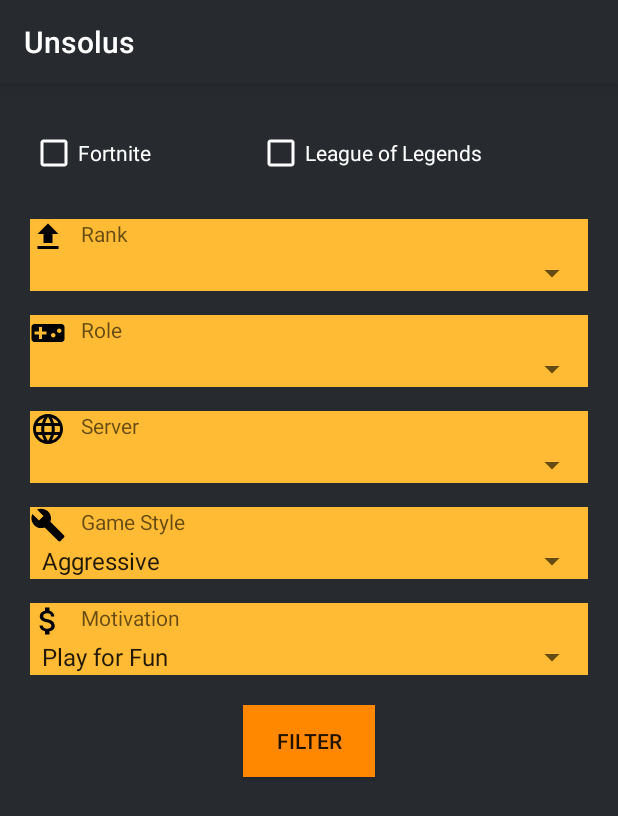
After one commit to RFTteam/UnsolusAndroid, an Android app: the FiltersActivity screen opened directly, with no data from a screen before it, on a phone screen of 412 x 824 dp. The commit adds this screen. Shown: the top 816 px of the screen. Run offline under Robolectric (Android 15) with nearby library versions, the phone set to English and light mode, and no system bars; our stand-ins replace ButterKnife.

Commit message:
create filter activity

```diff
--- a/app/src/main/AndroidManifest.xml
+++ b/app/src/main/AndroidManifest.xml
@@ -36,7 +36,8 @@
             android:theme="@style/AppTheme.NoActionBar" />
         <activity android:name=".AccountSettingsActivity" />
         <activity android:name=".Forgot_password_activity" />
-        <activity android:name=".PlayerProfileActivity"></activity>
+        <activity android:name=".PlayerProfileActivity" />
+        <activity android:name=".FiltersActivity"></activity>
     </application>
 
 </manifest>
--- /dev/null
+++ b/app/src/main/java/rft/unideb/unsolus/FiltersActivity.java
@@ -0,0 +1,112 @@
+package rft.unideb.unsolus;
+
+import android.content.Intent;
+import android.support.v7.app.AppCompatActivity;
+import android.os.Bundle;
+import android.view.View;
+import android.widget.ArrayAdapter;
+import android.widget.CheckBox;
+import android.widget.RadioButton;
+import android.widget.Spinner;
+
+import java.util.ArrayList;
+import java.util.List;
+
+import butterknife.BindView;
+import butterknife.ButterKnife;
+import butterknife.OnClick;
+import rft.unideb.unsolus.fragments.PlayersFragment;
+
+public class FiltersActivity extends AppCompatActivity{
+
+    @BindView(R.id.isFortnite)
+    CheckBox isFortnite;
+    @BindView(R.id.isLol)
+    CheckBox isLOL;
+    @BindView(R.id.filter_rank_spinner)
+    Spinner filterRank;
+    @BindView(R.id.filter_role_spinner)
+    Spinner filterRole;
+    @BindView(R.id.filter_server_spinner)
+    Spinner filterServer;
+    @BindView(R.id.filter_style_spinner)
+    Spinner filterStyle;
+    @BindView(R.id.filter_motivation_spinner)
+    Spinner filterMotivation;
+
+    @Override
+    protected void onCreate(Bundle savedInstanceState) {
+        super.onCreate(savedInstanceState);
+        setContentView(R.layout.activity_filters);
+
+        ButterKnife.bind(this);
+
+        isFortnite.setOnClickListener(new View.OnClickListener() {
+            @Override
+            public void onClick(View v) {
+                fillUpEmptySpinners();
+            }
+        });
+        isLOL.setOnClickListener(new View.OnClickListener() {
+            @Override
+            public void onClick(View v) {
+                fillUpEmptySpinners();
+            }
+        });
+    }
+
+    void fillUpEmptySpinners(){
+        List<String> regionSpinner = new ArrayList<String>();
+        List<String> roleSpinner = new ArrayList<String>();
+        List<String> rankSpinner = new ArrayList<String>();
+
+        if (isFortnite.isChecked()){
+            regionSpinner.add("European");regionSpinner.add("American");
+
+            roleSpinner.add("There is no point here");
+
+            rankSpinner.add("There is no point here");
+        }else if(isLOL.isChecked()){
+            regionSpinner.add("EUNE"); regionSpinner.add("RU"); regionSpinner.add("NA"); regionSpinner.add("EUW"); regionSpinner.add("LAS"); regionSpinner.add("LAN"); regionSpinner.add("BR");
+            regionSpinner.add("TR");regionSpinner.add("OCE");regionSpinner.add("JP");regionSpinner.add("SEA");regionSpinner.add("SG/MY");regionSpinner.add("PH");regionSpinner.add("ID");
+            regionSpinner.add("TH");regionSpinner.add("TW");regionSpinner.add("VN");regionSpinner.add("KR");regionSpinner.add("PBE");regionSpinner.add("CN");
+
+            roleSpinner.add("AD Carry"); roleSpinner.add("Support");roleSpinner.add("Top");roleSpinner.add("Mid");roleSpinner.add("Jungle");
+
+            rankSpinner.add("Master");rankSpinner.add("Challenger");
+            rankSpinner.add("Diamond I");rankSpinner.add("Diamond II");rankSpinner.add("Diamond III");rankSpinner.add("Diamond IV");rankSpinner.add("Diamond V");
+            rankSpinner.add("Platinum I");rankSpinner.add("Platinum II");rankSpinner.add("Platinum III");rankSpinner.add("Platinum IV");rankSpinner.add("Platinum V");
+            rankSpinner.add("Gold I");rankSpinner.add("Gold II");rankSpinner.add("Gold III");rankSpinner.add("Gold IV");rankSpinner.add("Gold V");
+            rankSpinner.add("Silver I");rankSpinner.add("Silver II");rankSpinner.add("Silver III");rankSpinner.add("Silver IV");rankSpinner.add("Silver V");
+            rankSpinner.add("Bronze I");rankSpinner.add("Bronze II");rankSpinner.add("Bronze III");rankSpinner.add("Bronze IV");rankSpinner.add("Bronze V");
+        }else{
+            regionSpinner.add("");
+            rankSpinner.add("");
+            roleSpinner.add("");
+        }
+
+        ArrayAdapter<String> regionAdapter = new ArrayAdapter<String>(this, android.R.layout.simple_spinner_item, regionSpinner);
+        ArrayAdapter<String> roleAdapter = new ArrayAdapter<String>(this, android.R.layout.simple_spinner_item, roleSpinner);
+        ArrayAdapter<String> rankAdapter = new ArrayAdapter<String>(this, android.R.layout.simple_spinner_item, rankSpinner);
+
+        regionAdapter.setDropDownViewResource(android.R.layout.simple_spinner_dropdown_item);
+        roleAdapter.setDropDownViewResource(android.R.layout.simple_spinner_dropdown_item);
+        rankAdapter.setDropDownViewResource(android.R.layout.simple_spinner_dropdown_item);
+
+        filterServer.setAdapter(regionAdapter);
+        filterRole.setAdapter(roleAdapter);
+        filterRank.setAdapter(rankAdapter);
+    }
+
+    @OnClick(R.id.btn_goFilt)
+    void sendFiltParams(){
+        if (filterRank.getSelectedItem().toString().length() > 3) {
+            Bundle bundle = new Bundle();
+            bundle.putString("criteria", filterRank.getSelectedItem().toString());
+
+            PlayersFragment test = new PlayersFragment();
+            test.setArguments(bundle);
+            finish();
+        }
+    }
+}
--- a/app/src/main/java/rft/unideb/unsolus/PlayerProfileActivity.java
+++ b/app/src/main/java/rft/unideb/unsolus/PlayerProfileActivity.java
@@ -26,7 +26,6 @@ import rft.unideb.unsolus.network.ApiService;
 import rft.unideb.unsolus.network.RetrofitBuilder;
 import rft.unideb.unsolus.others.ExpandableListAdapter;
 import rft.unideb.unsolus.others.TokenManager;
-//TODO: SPINNER INSTEAD OF TEXTFIELD
 public class PlayerProfileActivity extends AppCompatActivity implements GamesParamFragment.GameInfoListener{
 
     private static final String TAG = "PlayerProfileActivity";
@@ -196,7 +195,6 @@ public class PlayerProfileActivity extends AppCompatActivity implements GamesPar
             });
         }
     }
-    //TODO: FIX 2 CLICK
     void getTheID(){
         call2 = service.getMyPlayers(tokenManager.getToken().getToken());
         call2.enqueue(new Callback<List<Player>>() {
--- a/app/src/main/java/rft/unideb/unsolus/network/ApiService.java
+++ b/app/src/main/java/rft/unideb/unsolus/network/ApiService.java
@@ -61,4 +61,7 @@ public interface ApiService {
 
     @GET("api/players/{game}?token=")
     Call<List<Player>> getPlayersPerGame(@Path("game") String game, @Query("token") String token);
+
+    @GET("api/players?token=")
+    Call<List<Player>> getAllPlayers(@Query("token") String token);
 }
--- /dev/null
+++ b/app/src/main/res/layout/activity_filters.xml
@@ -0,0 +1,182 @@
+<?xml version="1.0" encoding="utf-8"?>
+<android.support.constraint.ConstraintLayout xmlns:android="http://schemas.android.com/apk/res/android"
+    xmlns:app="http://schemas.android.com/apk/res-auto"
+    xmlns:tools="http://schemas.android.com/tools"
+    android:layout_width="match_parent"
+    android:layout_height="match_parent"
+    tools:context="rft.unideb.unsolus.FiltersActivity"
+    android:background="@color/backgroundColor">
+
+    <LinearLayout
+        android:layout_width="fill_parent"
+        android:layout_height="fill_parent"
+        android:orientation="vertical"
+        android:layout_marginTop="30dp"
+        android:layout_marginLeft="20dp"
+        android:layout_marginRight="20dp"
+        tools:layout_editor_absoluteY="8dp"
+        tools:layout_editor_absoluteX="8dp">
+
+        <LinearLayout
+            android:layout_width="match_parent"
+            android:layout_height="wrap_content"
+            android:paddingBottom="20dp"
+            android:orientation="horizontal">
+
+            <CheckBox
+                android:id="@+id/isFortnite"
+                android:layout_width="wrap_content"
+                android:layout_height="wrap_content"
+                android:layout_weight="1"
+                android:textColor="@android:color/white"
+                android:buttonTint="@android:color/white"
+                android:text="Fortnite" />
+
+            <CheckBox
+                android:id="@+id/isLol"
+                android:layout_width="wrap_content"
+                android:layout_height="wrap_content"
+                android:textColor="@android:color/white"
+                android:buttonTint="@android:color/white"
+                android:layout_weight="1"
+                android:text="League of Legends" />
+        </LinearLayout>
+
+        <android.support.design.widget.TextInputLayout
+            android:layout_width="match_parent"
+            android:layout_height="wrap_content"
+            android:layout_marginBottom="8dp"
+            android:layout_marginTop="8dp"
+            android:background="@android:color/holo_orange_light">
+
+            <TextView
+                android:id="@+id/filter_rank"
+                android:layout_width="match_parent"
+                android:layout_height="wrap_content"
+                android:drawableLeft="@drawable/rank_icon"
+                android:drawablePadding="10dp"
+                android:drawableStart="@drawable/rank_icon"
+                android:hint="Rank"
+                android:clickable="false"/>
+            <Spinner
+                android:id="@+id/filter_rank_spinner"
+                android:layout_width="match_parent"
+                android:layout_height="wrap_content"
+                android:inputType="textFilter"
+                android:hint="Rank"/>
+        </android.support.design.widget.TextInputLayout>
+
+        <android.support.design.widget.TextInputLayout
+            android:layout_width="match_parent"
+            android:layout_height="wrap_content"
+            android:layout_marginBottom="8dp"
+            android:layout_marginTop="8dp"
+            android:background="@android:color/holo_orange_light">
+
+            <TextView
+                android:id="@+id/filter_role"
+                android:layout_width="match_parent"
+                android:layout_height="wrap_content"
+                android:drawableLeft="@drawable/videogame_name"
+                android:drawablePadding="10dp"
+                android:drawableStart="@drawable/videogame_name"
+                android:clickable="false"
+                android:hint="Role" />
+            <Spinner
+                android:id="@+id/filter_role_spinner"
+                android:layout_width="match_parent"
+                android:layout_height="wrap_content"
+                android:inputType="textFilter"
+                android:hint="Role"/>
+        </android.support.design.widget.TextInputLayout>
+
+        <android.support.design.widget.TextInputLayout
+            android:layout_width="match_parent"
+            android:layout_height="wrap_content"
+            android:layout_marginBottom="8dp"
+            android:layout_marginTop="8dp"
+            android:background="@android:color/holo_orange_light">
+
+            <TextView
+                android:id="@+id/filter_region"
+                android:layout_width="match_parent"
+                android:layout_height="wrap_content"
+                android:drawableLeft="@drawable/country_icon"
+                android:drawablePadding="10dp"
+                android:drawableStart="@drawable/country_icon"
+                android:clickable="false"
+                android:hint="Server" />
+            <Spinner
+                android:id="@+id/filter_server_spinner"
+                android:layout_width="match_parent"
+                android:layout_height="wrap_content"
+                android:inputType="textFilter"
+                android:hint="Style"/>
+        </android.support.design.widget.TextInputLayout>
+
+        <android.support.design.widget.TextInputLayout
+            android:layout_width="match_parent"
+            android:layout_height="wrap_content"
+            android:layout_marginBottom="8dp"
+            android:layout_marginTop="8dp"
+            android:background="@android:color/holo_orange_light">
+
+            <TextView
+                android:id="@+id/filter_server"
+                android:layout_width="match_parent"
+                android:layout_height="wrap_content"
+                android:drawableLeft="@drawable/icon_style"
+                android:drawablePadding="10dp"
+                android:drawableStart="@drawable/icon_style"
+                android:hint="Game Style"
+                android:clickable="false"/>
+            <Spinner
+                android:id="@+id/filter_style_spinner"
+                android:layout_width="match_parent"
+                android:layout_height="wrap_content"
+                android:inputType="textFilter"
+                android:entries="@array/styles"
+                android:hint="Style"/>
+        </android.support.design.widget.TextInputLayout>
+
+        <android.support.design.widget.TextInputLayout
+            android:layout_width="match_parent"
+            android:layout_height="wrap_content"
+            android:layout_marginBottom="8dp"
+            android:layout_marginTop="8dp"
+            android:background="@android:color/holo_orange_light">
+            >
+
+            <TextView
+                android:id="@+id/filter_motivation"
+                android:layout_width="match_parent"
+                android:layout_height="wrap_content"
+                android:drawableLeft="@drawable/motivation_icon"
+                android:drawablePadding="10dp"
+                android:drawableStart="@drawable/motivation_icon"
+                android:hint="Motivation"
+                android:clickable="false" />
+
+            <Spinner
+                android:id="@+id/filter_motivation_spinner"
+                android:layout_width="match_parent"
+                android:layout_height="wrap_content"
+                android:inputType="textFilter"
+                android:entries="@array/motivations"
+                android:hint="Motivation"/>
+        </android.support.design.widget.TextInputLayout>
+
+        <Button
+            android:id="@+id/btn_goFilt"
+            android:layout_width="wrap_content"
+            android:layout_height="wrap_content"
+            android:layout_marginBottom="12dp"
+            android:layout_marginTop="12dp"
+            android:layout_marginLeft="5dp"
+            android:layout_marginRight="5dp"
+            android:layout_gravity="center"
+            android:background="@android:color/holo_orange_dark"
+            android:text="Filter"/>
+
+    </LinearLayout>
+</android.support.constraint.ConstraintLayout>
```
Also changed, not shown: app/src/main/java/rft/unideb/unsolus/fragments/GamesFragment.java (+10 -10 lines), app/src/main/java/rft/unideb/unsolus/fragments/PlayersFragment.java (+37 -16 lines).
